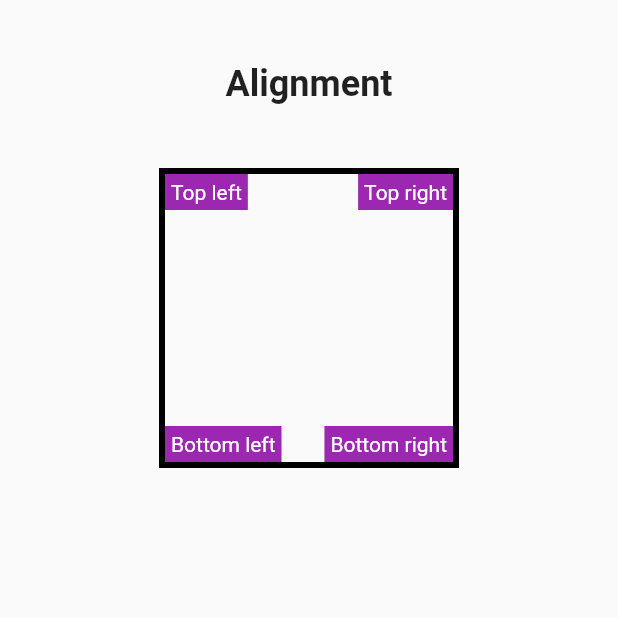
After one commit to henriquehorbovyi/FlutterPlayground, a Flutter app: the AlignmentScreen screen opened by its route, on a phone screen of 412 x 824 dp, the top half of it. The commit adds this screen. Run offline on Flutter 3.47's test engine with Material 2 defaults, Android fonts, the phone set to English and light mode, and no system bars; our stand-ins replace flutter_mobx, flutter_redux, hive, mobx, redux; accounts and stored records are empty; generated files the repository leaves out were written again.

Commit message:
a new awesome widget added

```diff
--- a/awesome_widgets/lib/components/awesome_widgets.dart
+++ b/awesome_widgets/lib/components/awesome_widgets.dart
@@ -23,6 +23,9 @@ class AwesomeWidgets extends StatelessWidget {
               listTile("MediaQuery", () {
                 Navigator.pushNamed(context, "/mediaQuery");
               }),
+              listTile("Align", () {
+                Navigator.pushNamed(context, "/align");
+              }),
             ],
           )
         ],
--- a/awesome_widgets/lib/routes.dart
+++ b/awesome_widgets/lib/routes.dart
@@ -1,3 +1,4 @@
+import 'package:awesome_widgets/screens/alignment_screen.dart';
 import 'package:awesome_widgets/screens/cliprrect_screen.dart';
 import 'package:awesome_widgets/screens/home_screen.dart';
 import 'package:awesome_widgets/screens/media_query_screen.dart';
@@ -9,4 +10,5 @@ final Map<String, WidgetBuilder> routes = <String, WidgetBuilder>{
   "/wrap": (BuildContext context) => WrapScreen(),
   "/clipRRect": (BuildContext context) => ClipRRectScreen(),
   "/mediaQuery": (BuildContext context) => MediaQuqeryScreen(),
+  "/align": (BuildContext context) => AlignmentScreen(),
 };
--- /dev/null
+++ b/awesome_widgets/lib/screens/alignment_screen.dart
@@ -0,0 +1,79 @@
+import 'package:flutter/material.dart';
+
+class AlignmentScreen extends StatelessWidget {
+  @override
+  Widget build(BuildContext context) {
+    return SafeArea(
+      child: Scaffold(
+        body: Wrap(children: <Widget>[
+          Center(
+              child: Container(
+                  padding: EdgeInsets.all(42),
+                  child: Text(
+                    "Alignment",
+                    style: TextStyle(fontSize: 24, fontWeight: FontWeight.bold),
+                  ))),
+          Center(
+            child: Container(
+              height: 200,
+              width: 200,
+              decoration: BoxDecoration(
+                  border: Border.all(width: 4, color: Colors.black)),
+              child: Column(
+                children: <Widget>[
+                  Align(
+                    heightFactor: 0,
+                    alignment: Alignment.topLeft,
+                    child: Container(
+                      padding: EdgeInsets.all(4),
+                      color: Colors.purple,
+                      child: Text(
+                        "Top left",
+                        style: TextStyle(color: Colors.white),
+                      ),
+                    ),
+                  ),
+                  Align(
+                      heightFactor: 0,
+                      alignment: Alignment.topRight,
+                      child: Container(
+                        padding: EdgeInsets.all(4),
+                        color: Colors.purple,
+                        child: Text(
+                          "Top right",
+                          style: TextStyle(color: Colors.white),
+                        ),
+                      )),
+                  Align(
+                    heightFactor: 8,
+                    alignment: Alignment.bottomLeft,
+                    child: Container(
+                      padding: EdgeInsets.all(4),
+                      color: Colors.purple,
+                      child: Text(
+                        "Bottom left",
+                        style: TextStyle(color: Colors.white),
+                      ),
+                    ),
+                  ),
+                  Align(
+                    heightFactor: 0,
+                    alignment: Alignment.bottomRight,
+                    child: Container(
+                      padding: EdgeInsets.all(4),
+                      color: Colors.purple,
+                      child: Text(
+                        "Bottom right",
+                        style: TextStyle(color: Colors.white),
+                      ),
+                    ),
+                  )
+                ],
+              ),
+            ),
+          ),
+        ]),
+      ),
+    );
+  }
+}
```
